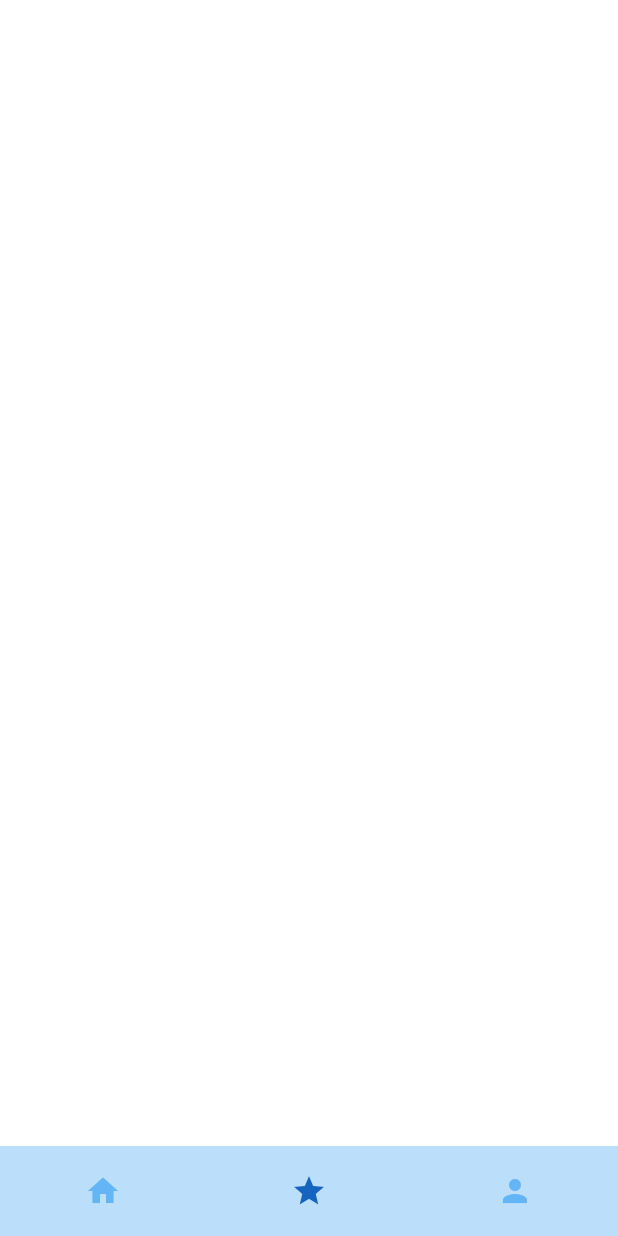
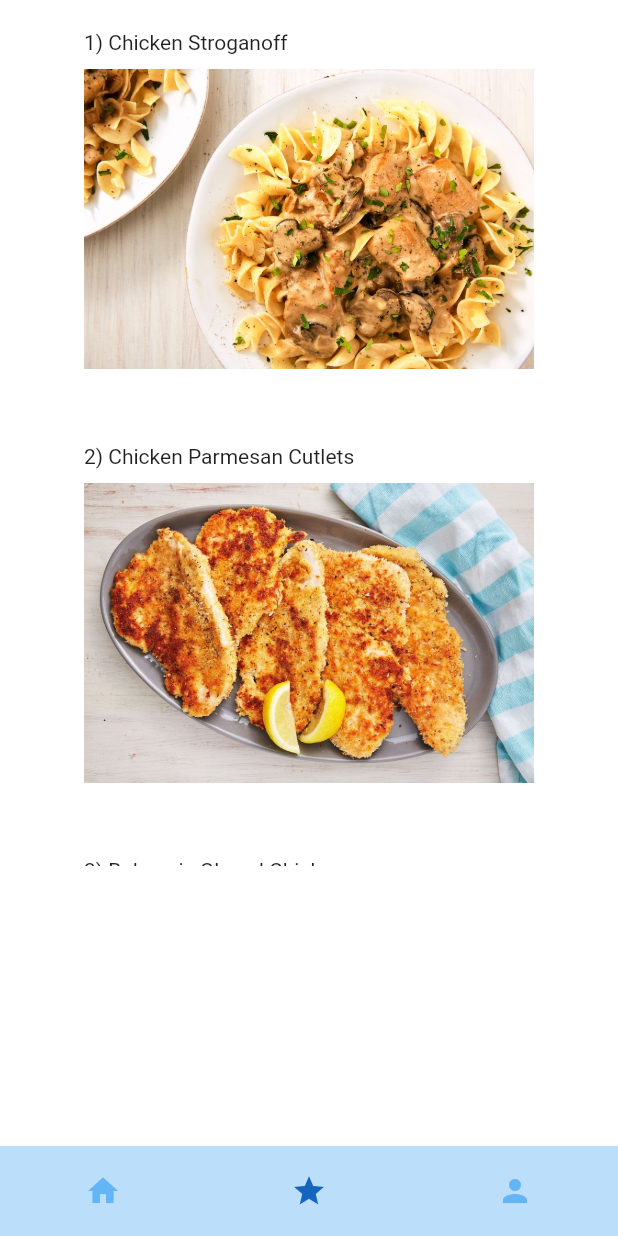
Before and after one commit to Haelioe/recipe_app, a Flutter app: the FavoritesScreen screen opened directly, on a phone screen of 412 x 824 dp. Run offline on Flutter 3.47's test engine with Material 2 defaults, Android fonts, the phone set to English and light mode, and no system bars.

Commit message:
A start to the favorites screen

```diff
--- a/lib/screens/favorites_screen.dart
+++ b/lib/screens/favorites_screen.dart
@@ -13,9 +13,113 @@ class _FavoritesScreenState extends State<FavoritesScreen> {
   Widget build(BuildContext context) {
     return Scaffold(
       backgroundColor: Colors.white,
-      body: Column(
-        crossAxisAlignment: CrossAxisAlignment.start,
-        children: <Widget>[],
+      body: Center(
+        child: Column(
+          children: [
+            SizedBox(height: 20.0),
+            Container(
+              width: 300.0,
+              height: 557.0,
+              child: ListView(
+                scrollDirection: Axis.vertical,
+                children: [
+
+                  Container(
+
+                    child: Text('1) Chicken Stroganoff'),
+
+
+                  ),
+                  Container(
+
+                    height: 200.0,
+                    width:300.0,
+                    margin: EdgeInsets.symmetric(vertical: 10),
+                    decoration: BoxDecoration(
+                      borderRadius: BorderRadius.circular(30.0),
+                    ),
+                    child: Image.asset('assets/chicken.jpg', fit: BoxFit.cover,),
+
+
+                  ),
+
+
+                  SizedBox(height: 40.0),
+
+                  Container(
+
+                    child: Text('2) Chicken Parmesan Cutlets'),
+
+
+                  ),
+                  Container(
+
+                    height: 200.0,
+                    width:300.0,
+                    margin: EdgeInsets.symmetric(vertical: 10),
+                    decoration: BoxDecoration(
+                      borderRadius: BorderRadius.circular(30.0),
+                    ),
+                    child: Image.asset('assets/cutlet.jpg', fit: BoxFit.cover,),
+
+
+                  ),
+
+
+                  SizedBox(height: 40.0),
+
+                  Container(
+
+                    child: Text('3) Balsamic Glazed Chicken'),
+
+
+                  ),
+                  Container(
+
+                    height: 200.0,
+                    width:300.0,
+                    margin: EdgeInsets.symmetric(vertical: 10),
+                    decoration: BoxDecoration(
+                      borderRadius: BorderRadius.circular(30.0),
+                    ),
+                    child: Image.asset('assets/glazed.jpg', fit: BoxFit.cover,),
+
+
+                  ),
+
+
+                  SizedBox(height: 40.0),
+
+                  Container(
+
+                    child: Text('4) Honey Garlic Chicken'),
+
+
+                  ),
+                  Container(
+
+                    height: 200.0,
+                    width:300.0,
+                    margin: EdgeInsets.symmetric(vertical: 10),
+                    decoration: BoxDecoration(
+                      borderRadius: BorderRadius.circular(30.0),
+                    ),
+                    child: Image.asset('assets/honey.jpg', fit: BoxFit.cover,),
+
+
+                  ),
+
+
+                  SizedBox(height: 40.0),
+
+
+
+                ],
+              ),
+            ),
+            SizedBox(height: 20.0),
+          ],
+        ),
       ),
       bottomNavigationBar: Row(
         children: <Widget>[
```
Also changed, not shown: pubspec.yaml (+6 -3 lines), assets/chicken.jpg (added), assets/cutlet.jpg (added), assets/glazed.jpg (added), assets/honey.jpg (added), pubspec.lock.
